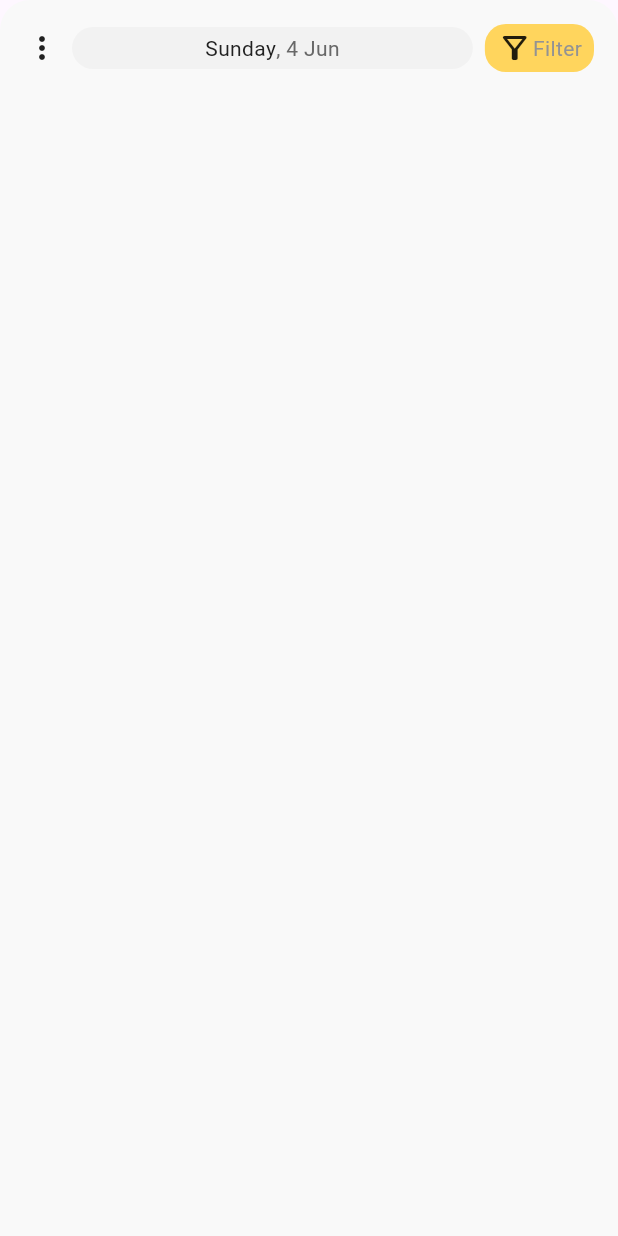
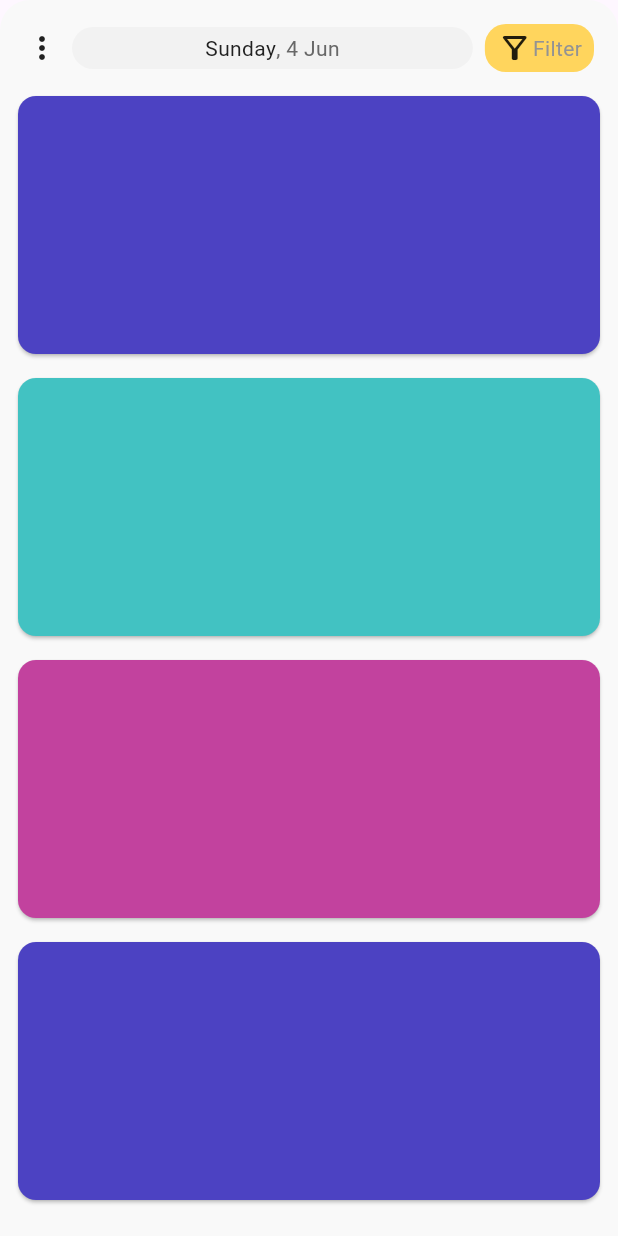
Before and after one commit to Sai-Gruheeth-N/Kraftbase-Assignment, a Flutter app: the TodayTabView widget shown alone on an empty page, opened directly, on a phone screen of 412 x 824 dp. Run offline on Flutter 3.47's test engine with Material 2 defaults, Android fonts, the phone set to English and light mode, and no system bars; our stand-ins replace google_fonts, step_progress_indicator.

Commit message:
Add cards to event view

```diff
--- a/lib/screens/events/event_screen.dart
+++ b/lib/screens/events/event_screen.dart
@@ -16,12 +16,12 @@ class EventScreen extends StatelessWidget {
         appBar: EventScreenAppbar(),
         body: TabBarView(
           children: [
+            Center(
+              child: Text('Recent'),
+            ),
             Padding(
               padding: EdgeInsets.only(top: 12.0),
               child: TodayTabView(),
-            ),
-            Center(
-              child: Text('Today'),
             ),
             Center(
               child: Text('Upcoming'),
--- a/lib/screens/events/today_tab_view.dart
+++ b/lib/screens/events/today_tab_view.dart
@@ -7,6 +7,13 @@ class TodayTabView extends StatelessWidget {
 
   @override
   Widget build(BuildContext context) {
+    List<Color> cardColor = const [
+      Color(0xFF4C42C2),
+      Color(0xFF42C2C2),
+      Color(0xFFC2429E),
+      Color(0xFF4C42C2),
+      Color(0xFF42C2C2),
+    ];
     return Stack(
       children: [
         Container(
@@ -90,6 +97,22 @@ class TodayTabView extends StatelessWidget {
             ),
           ),
         ),
+        Padding(
+          padding: const EdgeInsets.only(top: 60.0, left: 8, right: 8),
+          child: ListView.builder(
+            itemCount: 4,
+            itemBuilder: (context, index) {
+              return Container(
+                margin: const EdgeInsets.only(bottom: 8),
+                height: 180,
+                width: 360,
+                child: Card(
+                  color: cardColor[index],
+                ),
+              );
+            },
+          ),
+        ),
       ],
     );
   }
```
